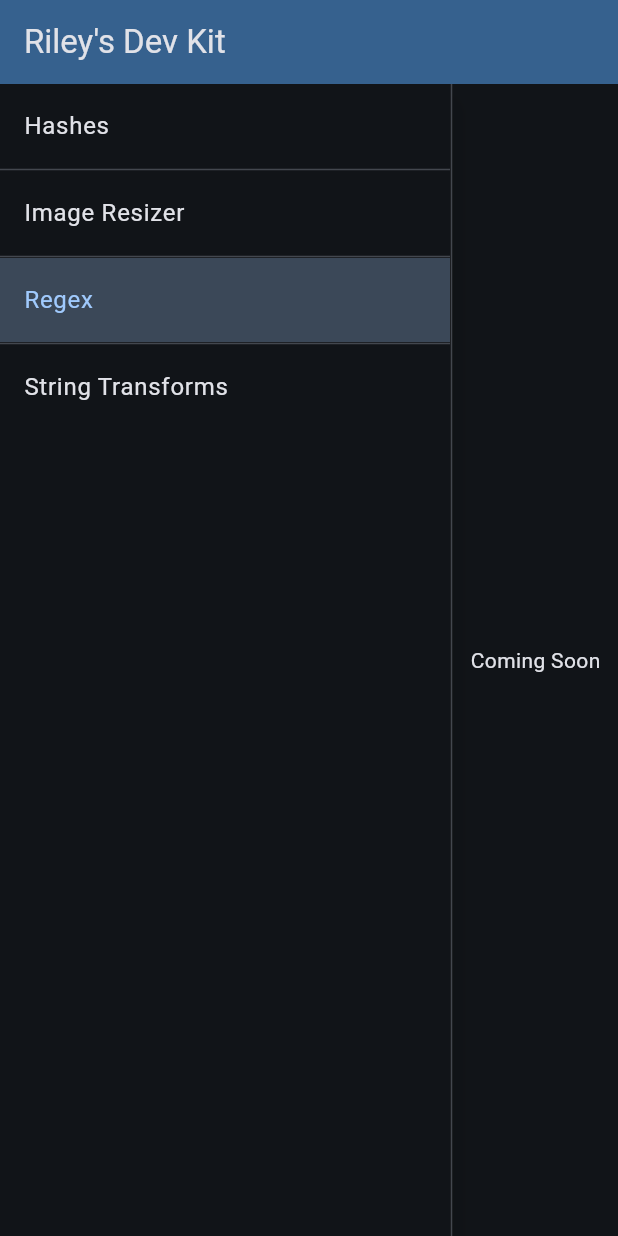
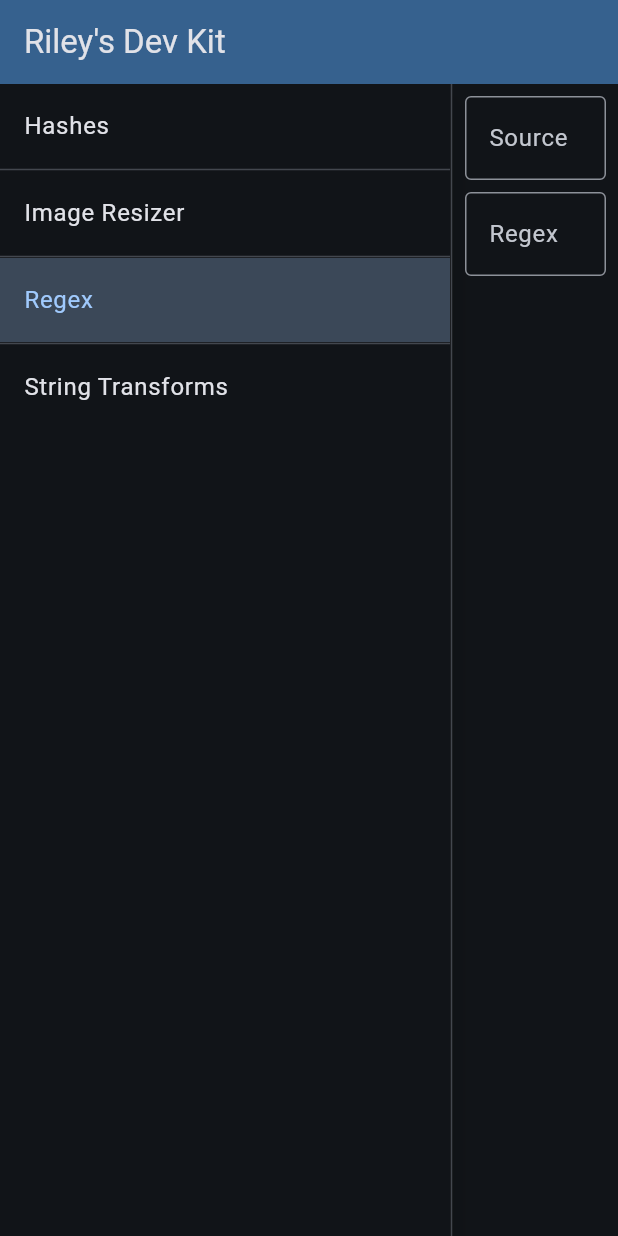
Before and after one commit to rileyteige/devkit, a Flutter app: the screen it shows after launch, after a tap on "Regex", on a phone screen of 412 x 824 dp. Run offline on Flutter 3.47's test engine with Material 2 defaults, Android fonts, the phone set to English and light mode, and no system bars; our stand-ins replace another_flushbar, file_picker; missing offline and left inert: pasteboard.

Commit message:
Implement regex tester

```diff
--- a/lib/regex_tester.dart
+++ b/lib/regex_tester.dart
@@ -1,3 +1,4 @@
+import 'package:devkit/sidebar.dart';
 import 'package:flutter/material.dart';
 
 class RegexTester extends StatefulWidget {
@@ -8,8 +9,136 @@ class RegexTester extends StatefulWidget {
 }
 
 class _RegexTesterState extends State<RegexTester> {
+  final _srcCtrl = TextEditingController();
+  final _patternCtrl = TextEditingController();
+
+  var _pattern = RegExp(r'(?!)');
+  var _invalidPattern = false;
+  Iterable<RegExpMatch>? _matches;
+
+  void _onSourceChanged(String value) {
+    if (value.isNotEmpty) {
+      _test();
+    } else {
+      setState(() => _matches = null);
+    }
+  }
+
+  void _onPatternChanged(String value) {
+    if (value.isEmpty) {
+      setState(() {
+        _pattern = RegExp(r'(?!)');
+        _invalidPattern = false;
+        _matches = null;
+      });
+
+      return;
+    }
+
+    try {
+      final pattern = RegExp(value, multiLine: true);
+      setState(() {
+        _pattern = pattern;
+        _invalidPattern = false;
+      });
+    } catch (_) {
+      setState(() {
+        _pattern = RegExp(r'(?!)');
+        _invalidPattern = true;
+      });
+    }
+
+    _test();
+  }
+
+  void _test() {
+    try {
+      final matches = _pattern.allMatches(_srcCtrl.text);
+      setState(() => _matches = matches);
+    } catch (_) {
+      setState(() => _matches = null);
+    }
+  }
+
+  Widget _renderMatchGroups(RegExpMatch match) {
+    final children = <InlineSpan>[];
+    final fullCapture = match.group(0) ?? '';
+    children.add(TextSpan(text: fullCapture));
+    children.add(const TextSpan(text: '\n'));
+
+    if (match.groupNames.isNotEmpty) {
+      for (var name in match.groupNames) {
+        final group = match.namedGroup(name);
+        children.add(TextSpan(text: '$name: $group'));
+      }
+    } else {
+      for (var i = 1; i < match.groupCount + 1; i++) {
+        final group = match.group(i);
+        children.add(TextSpan(text: '$i: $group'));
+      }
+    }
+
+    return SelectableText.rich(TextSpan(children: children));
+  }
+
+  Widget _renderMatches(Iterable<RegExpMatch> matches) {
+    return Column(
+      crossAxisAlignment: CrossAxisAlignment.start,
+      children: matches
+          .map((match) => _renderMatchGroups(match))
+          .intersperse(const Divider())
+          .toList(),
+    );
+    // return Text('${matches.length} match${matches.length > 1 ? "es" : ""}');
+  }
+
   @override
   Widget build(BuildContext context) {
-    return const Center(child: Text('Coming Soon'));
+    return Padding(
+      padding: const EdgeInsets.all(8),
+      child: Column(
+        crossAxisAlignment: CrossAxisAlignment.stretch,
+        children: <Widget>[
+          TextField(
+            controller: _srcCtrl,
+            minLines: 1,
+            maxLines: 10,
+            onChanged: _onSourceChanged,
+            decoration: const InputDecoration(
+              labelText: 'Source',
+              border: OutlineInputBorder(),
+            ),
+          ),
+          TextField(
+            controller: _patternCtrl,
+            minLines: 1,
+            maxLines: 5,
+            onChanged: _onPatternChanged,
+            decoration: const InputDecoration(
+              labelText: 'Regex',
+              border: OutlineInputBorder(),
+            ),
+          ),
+          if (_patternCtrl.text.isNotEmpty) ...[
+            Container(
+              decoration: BoxDecoration(
+                border: Border.all(
+                  color: Theme.of(context).colorScheme.outline,
+                ),
+                borderRadius: BorderRadius.circular(4),
+              ),
+              padding: const EdgeInsets.all(8),
+              child: _matches != null && _matches!.isEmpty
+                  ? const Text('No Matches')
+                  : _invalidPattern
+                      ? const Text('Invalid Pattern')
+                      : _matches == null
+                          ? Container()
+                          : _renderMatches(_matches!),
+            ),
+          ],
+        ].intersperse(const SizedBox(height: 8)).toList(),
+      ),
+    );
   }
 }
```
